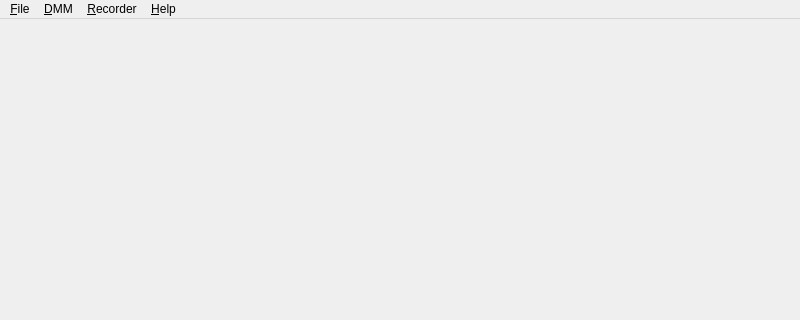
This is src/forms/uimainwin.ui in tuxmaster/QtDMM as Qt 5 draws it before an edit; both pictures show x 0 to 800 and y 0 to 320 of the 800 by 600 pixel window. The edited form follows.
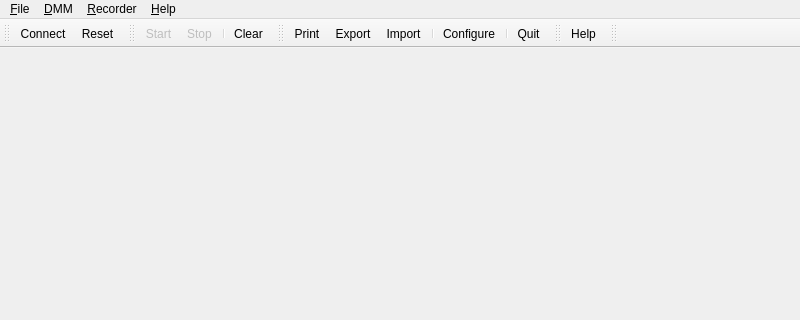
This is the edited form. Icons and pictures are not drawn.

Commit message: - mainwindow comes now from the designer

The edit to the form file:
```diff
--- a/src/forms/uimainwin.ui
+++ b/src/forms/uimainwin.ui
@@ -74,6 +74,87 @@
    <addaction name="menu_Help"/>
   </widget>
   <widget class="QStatusBar" name="statusbar"/>
+  <widget class="QToolBar" name="toolBarDMM">
+   <property name="windowTitle">
+    <string>DMM</string>
+   </property>
+   <property name="toolButtonStyle">
+    <enum>Qt::ToolButtonTextUnderIcon</enum>
+   </property>
+   <attribute name="toolBarArea">
+    <enum>TopToolBarArea</enum>
+   </attribute>
+   <attribute name="toolBarBreak">
+    <bool>false</bool>
+   </attribute>
+   <addaction name="action_Connect"/>
+   <addaction name="action_Reset"/>
+  </widget>
+  <widget class="QToolBar" name="toolBarRecorder">
+   <property name="windowTitle">
+    <string>Recorder</string>
+   </property>
+   <property name="toolButtonStyle">
+    <enum>Qt::ToolButtonTextUnderIcon</enum>
+   </property>
+   <attribute name="toolBarArea">
+    <enum>TopToolBarArea</enum>
+   </attribute>
+   <attribute name="toolBarBreak">
+    <bool>false</bool>
+   </attribute>
+   <addaction name="action_Start"/>
+   <addaction name="action_Stop"/>
+   <addaction name="separator"/>
+   <addaction name="action_Clear"/>
+  </widget>
+  <widget class="QToolBar" name="toolBarFile">
+   <property name="windowTitle">
+    <string>File</string>
+   </property>
+   <property name="toolButtonStyle">
+    <enum>Qt::ToolButtonTextUnderIcon</enum>
+   </property>
+   <attribute name="toolBarArea">
+    <enum>TopToolBarArea</enum>
+   </attribute>
+   <attribute name="toolBarBreak">
+    <bool>false</bool>
+   </attribute>
+   <addaction name="action_Print"/>
+   <addaction name="action_Export"/>
+   <addaction name="action_Import"/>
+   <addaction name="separator"/>
+   <addaction name="action_Configure"/>
+   <addaction name="separator"/>
+   <addaction name="action_Quit"/>
+  </widget>
+  <widget class="QToolBar" name="toolBarHelp">
+   <property name="windowTitle">
+    <string>Help</string>
+   </property>
+   <property name="toolButtonStyle">
+    <enum>Qt::ToolButtonTextUnderIcon</enum>
+   </property>
+   <attribute name="toolBarArea">
+    <enum>TopToolBarArea</enum>
+   </attribute>
+   <attribute name="toolBarBreak">
+    <bool>false</bool>
+   </attribute>
+   <addaction name="action_Direct_help"/>
+  </widget>
+  <widget class="QToolBar" name="toolBarDisplay">
+   <property name="windowTitle">
+    <string>Display</string>
+   </property>
+   <attribute name="toolBarArea">
+    <enum>TopToolBarArea</enum>
+   </attribute>
+   <attribute name="toolBarBreak">
+    <bool>false</bool>
+   </attribute>
+  </widget>
   <action name="action_Export">
    <property name="text">
     <string>&amp;Export</string>
@@ -232,6 +313,9 @@
    <property name="text">
     <string>&amp;Direct Help</string>
    </property>
+   <property name="iconText">
+    <string>Help</string>
+   </property>
    <property name="whatsThis">
     <string>&lt;html&gt;&lt;head/&gt;&lt;body&gt;&lt;p&gt;&lt;span style=&quot; font-weight:600;&quot;&gt;Direct Help&lt;/span&gt;&lt;/p&gt;&lt;p&gt;Enter the direct help mode. You have done this already when reading this text :)&lt;/p&gt;&lt;/body&gt;&lt;/html&gt;</string>
    </property>
```
Left out of the diff: 48 changed lines with no effect on the pictures. The commit also changes 2 other files.
